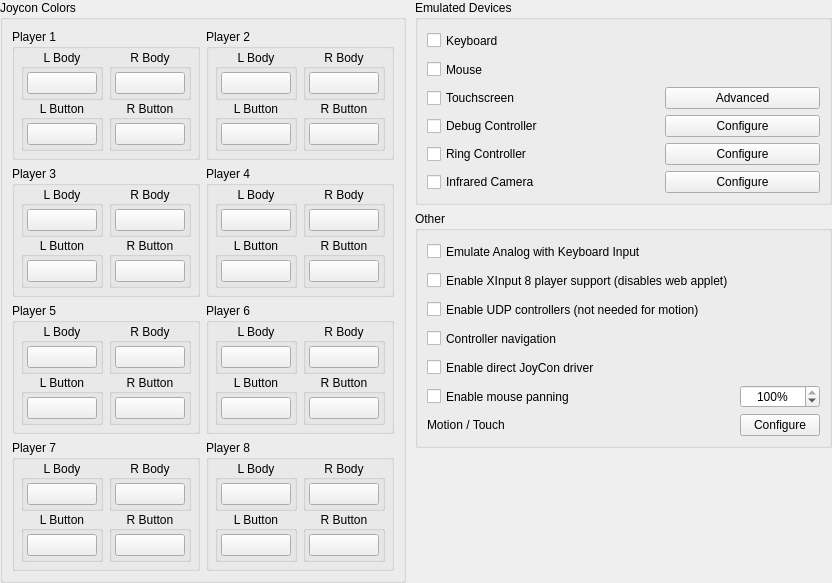
Old version of the form src/yuzu/configuration/configure_input_advanced.ui in the repository QuantumGhost/yuzu.
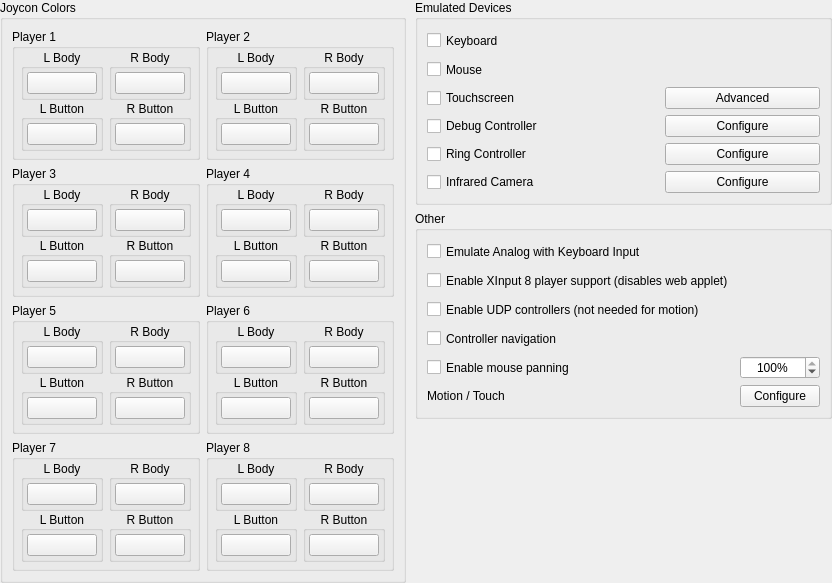
New version of the form.

What changed in the file:
```diff
--- a/src/yuzu/configuration/configure_input_advanced.ui
+++ b/src/yuzu/configuration/configure_input_advanced.ui
@@ -2696,22 +2696,6 @@
                      </widget>
                    </item>
                    <item row="5" column="0">
-                      <widget class="QCheckBox" name="enable_joycon_driver">
-                       <property name="toolTip">
-                         <string>Requires restarting yuzu</string>
-                       </property>
-                       <property name="minimumSize">
-                         <size>
-                           <width>0</width>
-                           <height>23</height>
-                         </size>
-                       </property>
-                       <property name="text">
-                         <string>Enable direct JoyCon driver</string>
-                       </property>
-                     </widget>
-                   </item>
-                   <item row="6" column="0">
                      <widget class="QCheckBox" name="mouse_panning">
                        <property name="minimumSize">
                          <size>
@@ -2724,7 +2708,7 @@
                        </property>
                      </widget>
                    </item>
-                   <item row="6" column="2">
+                   <item row="5" column="2">
                      <widget class="QSpinBox" name="mouse_panning_sensitivity">
                        <property name="toolTip">
                          <string>Mouse sensitivity</string>
@@ -2746,14 +2730,14 @@
                        </property>
                      </widget>
                    </item>
-                   <item row="7" column="0">
+                   <item row="6" column="0">
                      <widget class="QLabel" name="motion_touch">
                        <property name="text">
                          <string>Motion / Touch</string>
                        </property>
                      </widget>
                    </item>
-                   <item row="7" column="2">
+                   <item row="6" column="2">
                      <widget class="QPushButton" name="buttonMotionTouch">
                        <property name="text">
                          <string>Configure</string>
```
